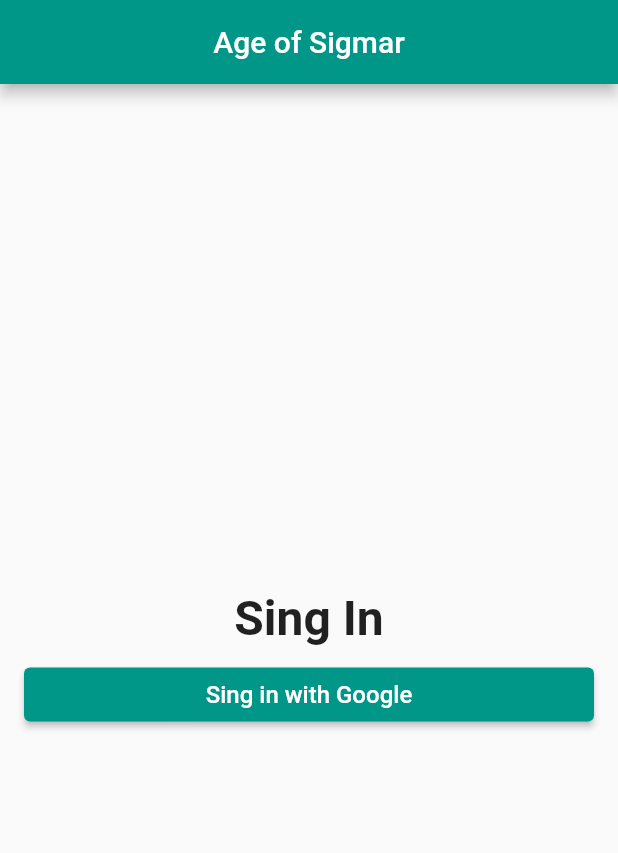
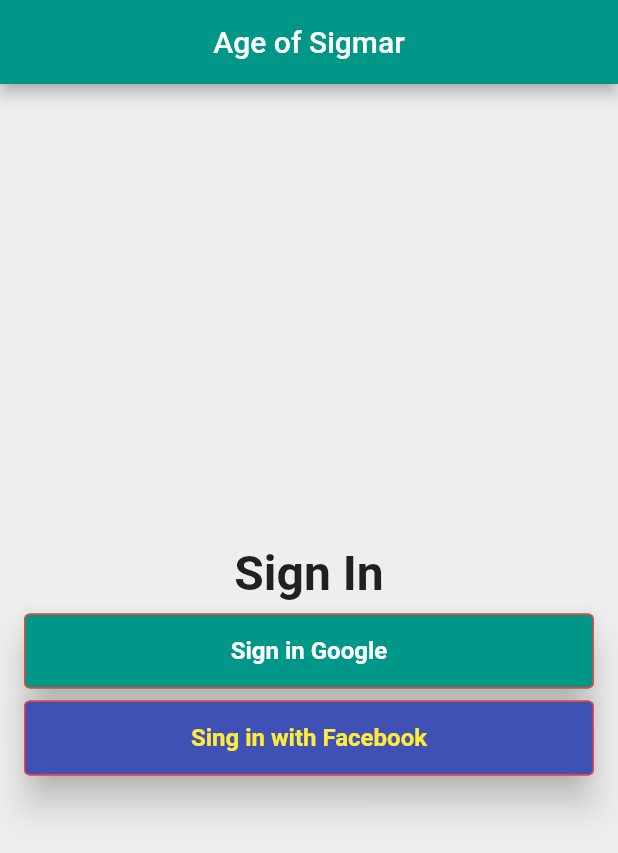
Before and after one commit to eumonma/Flutter_CompleteApp, a Flutter app: the screen it shows after launch, on a phone screen of 412 x 824 dp. Shown: the top 853 px of the screen. Run offline on Flutter 3.47's test engine with Material 2 defaults, Android fonts, the phone set to English and light mode, and no system bars.

Commit message:
Prueba Git

```diff
--- /dev/null
+++ b/lib/app/sing_in/sign_in_button.dart
@@ -0,0 +1,23 @@
+import 'package:complete_app/common_widgets/custom_elevated_button.dart';
+import 'package:flutter/material.dart';
+
+class SignInButton extends CustomElevatedButton{
+  SignInButton({
+    required String text,
+    required Color color,
+    required Color textColor,
+    required VoidCallback onPressed,
+  }) : super(
+    child: Text(text,
+      textAlign: TextAlign.center,
+      style: TextStyle(
+        fontSize: 16.0,
+        fontWeight: FontWeight.w600,
+        color: textColor,
+      ),
+    ),
+    color: color,
+    borderRadius: 4.0,
+    onPressed: onPressed,
+  );
+}
--- /dev/null
+++ b/lib/app/sing_in/sign_in_page.dart
@@ -0,0 +1,59 @@
+import 'package:complete_app/common_widgets/custom_elevated_button.dart';
+import 'package:complete_app/app/sing_in/sign_in_button.dart';
+import 'package:flutter/cupertino.dart';
+import 'package:flutter/material.dart';
+
+class SingInPage extends StatelessWidget {
+  @override
+  Widget build(BuildContext context) {
+    return Scaffold(
+      appBar: AppBar(
+        title: Center(child: Text('Age of Sigmar')),
+        elevation: 4.0,
+      ),
+      body: _buildContent(),
+      backgroundColor: Colors.grey[200], // color del fondo de la pantalla
+    );
+  }
+
+  // Prueba Git
+  Widget _buildContent() {
+    return Padding(
+        padding: EdgeInsets.all(16.0),
+        child: Column(
+          mainAxisAlignment: MainAxisAlignment.center,
+          crossAxisAlignment: CrossAxisAlignment.stretch,
+          children: [
+            Text('Sign In',
+              textAlign: TextAlign.center,
+              style: TextStyle(
+                fontSize: 32.0,
+                fontWeight: FontWeight.w600,
+              ),
+            ),
+            SizedBox(height: 8.0),
+            SignInButton(
+              text: 'Sign in Google',
+              color: Colors.teal,
+              textColor: Colors.white,
+              onPressed: () {print('Button pressed'); }
+            ),
+            SizedBox(height: 8.0),
+            CustomElevatedButton(
+              child: Text('Sing in with Facebook',
+                textAlign: TextAlign.center,
+                style: TextStyle(
+                  fontSize: 16.0,
+                  fontWeight: FontWeight.w600,
+                  color: Colors.yellow,
+                ),
+              ),
+              color: Colors.indigo,
+              borderRadius: 4.0,
+              onPressed: () {print('Button pressed'); },
+            ),
+          ],
+      ),
+    );
+  }
+}
--- a/lib/app/sing_in/sing_in_page.dart
+++ /dev/null
@@ -1,49 +0,0 @@
-import 'package:flutter/cupertino.dart';
-import 'package:flutter/material.dart';
-
-class SingInPage extends StatelessWidget {
-  @override
-  Widget build(BuildContext context) {
-    return Scaffold(
-      appBar: AppBar(
-        title: Center(child: Text('Age of Sigmar')),
-        elevation: 4.0,
-      ),
-      body: _buildContent(),
-    );
-  }
-
-  // Prueba Git
-  Widget _buildContent() {
-    return Padding(
-        padding: EdgeInsets.all(16.0),
-        child: Column(
-          mainAxisAlignment: MainAxisAlignment.center,
-          crossAxisAlignment: CrossAxisAlignment.stretch,
-          children: [
-            Text('Sing In',
-              textAlign: TextAlign.center,
-              style: TextStyle(
-                fontSize: 32.0,
-                fontWeight: FontWeight.w600,
-              ),
-            ),
-            SizedBox(height: 8.0),
-            ElevatedButton(
-                onPressed: () {print('Button pressed'); },
-                child: Text('Sing in with Google',
-                  style: TextStyle(
-                    color: Colors.white,
-                    fontSize: 16.0
-                  ),
-                ),
-  //            style: ElevatedButton.styleFrom(
-  //              primary: Colors.red,
-  //              onPrimary: Colors.yellowAccent
-  //            ),
-            ),
-          ],
-      ),
-    );
-  }
-}
--- /dev/null
+++ b/lib/common_widgets/custom_elevated_button.dart
@@ -0,0 +1,41 @@
+import 'package:flutter/material.dart';
+
+class CustomElevatedButton extends StatelessWidget {
+  CustomElevatedButton({
+    required this.child,
+    required this.color,
+    this.borderRadius: 2.0,
+    this.height: 50.0,
+    required this.onPressed,
+  });
+  final Widget child;
+  final Color color;
+  final double borderRadius;
+  final double height;
+  final VoidCallback onPressed;
+
+
+  @override
+  Widget build(BuildContext context) {
+    return SizedBox(
+      height: height,
+      child: ElevatedButton(
+        onPressed: onPressed,
+        child: child,
+        style: ElevatedButton.styleFrom(
+            primary: color,    // Color de fondo del botón
+//          onPrimary: Colors.yellowAccent  // Mascara de animación al hacer Click
+            elevation: 10,
+            shape: new RoundedRectangleBorder(
+                borderRadius: new BorderRadius.circular(borderRadius), // hace como una elipse
+//                  borderRadius: new BorderRadius.all(Radius.circular(10.0)), // Otra forma para conseguir lo mismo que la anterior
+                side: BorderSide(
+                  color: Colors.red,
+                ),
+            ),
+//          fixedSize: Size.fromHeight(15.0)
+        ),
+      ),
+    );
+  }
+}
--- a/lib/main.dart
+++ b/lib/main.dart
@@ -1,4 +1,4 @@
-import 'package:complete_app/app/sing_in/sing_in_page.dart';
+import 'package:complete_app/app/sing_in/sign_in_page.dart';
 import 'package:flutter/material.dart';
 
 
```
